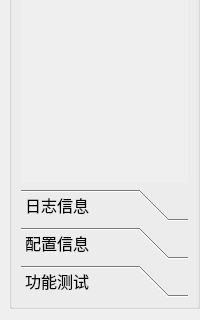
First picture: the form in IDC_TestSystem/eload/eload_toolbox/eload_toolboxwid.ui, repository ChinaClever/IDC_TestSystem, before the edit; both pictures show x 0 to 200 and y 280 to 600 of the 200 by 600 pixel window.
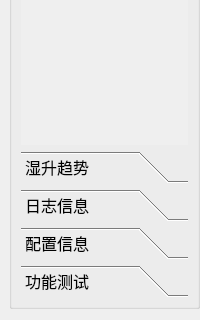
Second picture: the form after the edit. The open tabs and pages were chosen to show the change.

Commit message: 解决问题

```diff
--- a/IDC_TestSystem/eload/eload_toolbox/eload_toolboxwid.ui
+++ b/IDC_TestSystem/eload/eload_toolbox/eload_toolboxwid.ui
@@ -61,14 +61,19 @@
           <rect>
            <x>0</x>
            <y>0</y>
-           <width>98</width>
-           <height>28</height>
+           <width>167</width>
+           <height>275</height>
           </rect>
          </property>
          <attribute name="label">
           <string>输入位</string>
          </attribute>
         </widget>
+        <widget class="QWidget" name="temrise">
+         <attribute name="label">
+          <string>湿升趋势</string>
+         </attribute>
+        </widget>
         <widget class="QWidget" name="logsPage">
          <property name="geometry">
           <rect>
```
Left out of the diff: 16 changed lines with no effect on the pictures. The commit also changes 2 other files.
